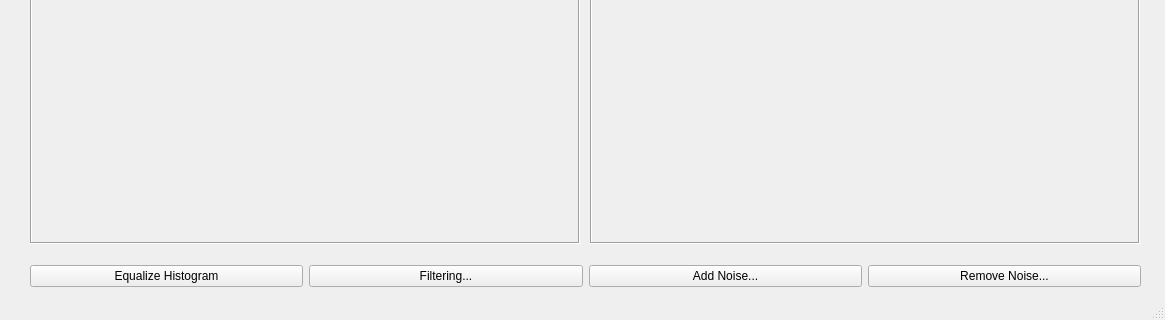
First picture: the form in gui/mainWindow_ui.ui, repository atazmi/Image-Processing-GUI-ToolBox, before the edit; both pictures show x 0 to 1165 and y 526 to 846 of the 1165 by 846 pixel window.
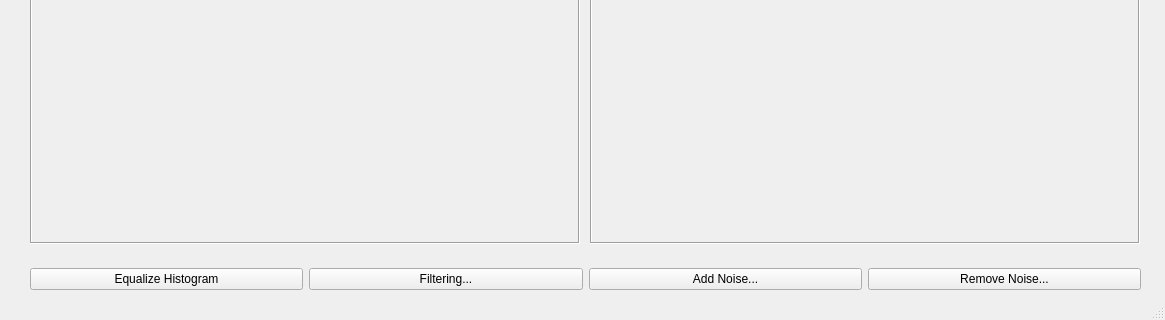
Second picture: the form after the edit.

```diff
--- a/gui/mainWindow_ui.ui
+++ b/gui/mainWindow_ui.ui
@@ -109,7 +109,7 @@
       <x>30</x>
       <y>790</y>
       <width>1111</width>
-      <height>25</height>
+      <height>30</height>
      </rect>
     </property>
     <layout class="QHBoxLayout" name="horizontalLayout">
```
Left out of the diff: 8 changed lines with no effect on the pictures.
